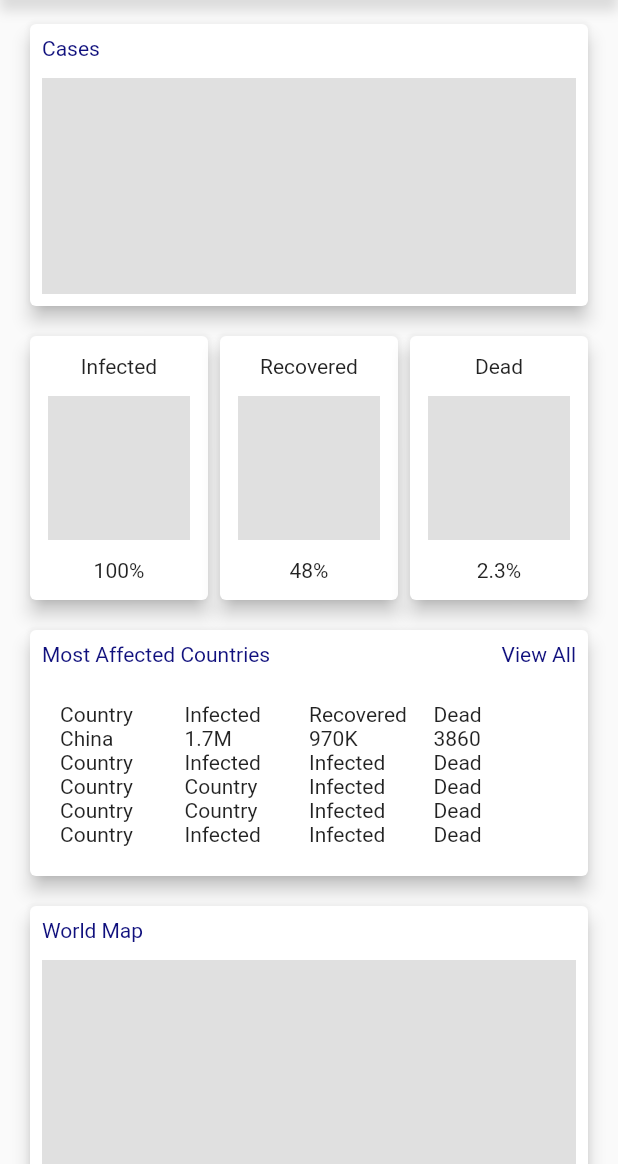
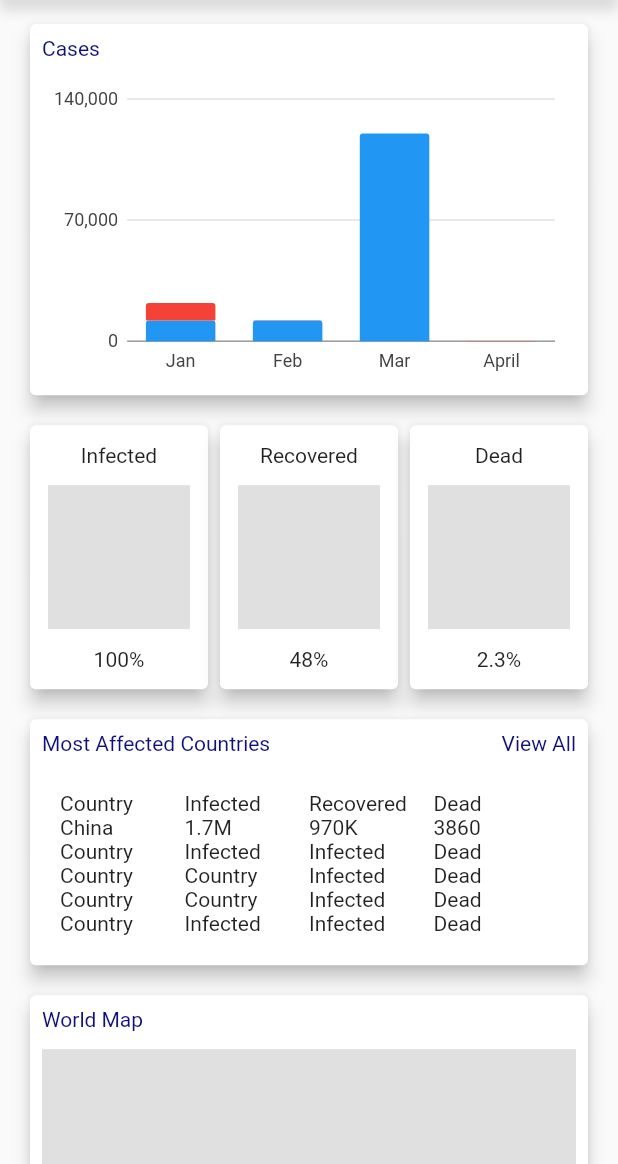
Before and after one commit to r0b0tt/covid19-app-flutter, a Flutter app: the screen it shows after launch, on a phone screen of 412 x 824 dp, the part 72-1236 px from its top. Run offline on Flutter 3.47's test engine with Material 2 defaults, Android fonts, the phone set to English and light mode, and no system bars; our stand-ins replace charts_flutter, flutter_icons.

Commit message:
feat/added a cases bar chart

```diff
--- /dev/null
+++ b/lib/cases_bar_chart.dart
@@ -0,0 +1,81 @@
+import 'package:flutter/material.dart';
+import 'package:charts_flutter/flutter.dart' as charts;
+
+class CasesBarChart extends StatelessWidget {
+  final List<charts.Series> seriesList;
+  final bool animate;
+
+  CasesBarChart(this.seriesList, {this.animate});
+
+  /// Creates a stacked [BarChart] with sample data and no transition.
+  factory CasesBarChart.withSampleData() {
+    return new CasesBarChart(
+      _createSampleData(),
+      // Disable animations for image tests.
+      animate: true,
+    );
+  }
+
+
+  @override
+  Widget build(BuildContext context) {
+    return new charts.BarChart(
+      seriesList,
+      animate: animate,
+      barGroupingType: charts.BarGroupingType.stacked,
+    );
+  }
+
+  /// Create series list with multiple series
+  static List<charts.Series<VirusData, String>> _createSampleData() {
+    final desktoppeopleData = [
+      new VirusData("Jan", 12000),
+      new VirusData("Feb", 12000),
+      new VirusData("Mar", 120000),
+      new VirusData("April", 0)
+    ];
+
+    final tablepeopleData = [
+      new VirusData('Jan', 10000),
+      new VirusData('Feb', 50),
+      new VirusData('Mar', 10),
+      new VirusData('April', 20),
+    ];
+
+    final mobilepeopleData = [
+      new VirusData('Jan', 10),
+      new VirusData('Feb', 15),
+      new VirusData('Mar', 50),
+      new VirusData('April', 45),
+    ];
+
+    return [
+      new charts.Series<VirusData, String>(
+        id: 'Desktop',
+        domainFn: (VirusData people, _) => people.month,
+        measureFn: (VirusData people, _) => people.people,
+        data: desktoppeopleData,
+      ),
+      new charts.Series<VirusData, String>(
+        id: 'Tablet',
+        domainFn: (VirusData people, _) => people.month,
+        measureFn: (VirusData people, _) => people.people,
+        data: tablepeopleData,
+      ),
+      new charts.Series<VirusData, String>(
+        id: 'Mobile',
+        domainFn: (VirusData people, _) => people.month,
+        measureFn: (VirusData people, _) => people.people,
+        data: mobilepeopleData,
+      ),
+    ];
+  }
+}
+
+/// Sample ordinal data type.
+class VirusData {
+  final String month;
+  final int people;
+
+  VirusData(this.month, this.people);
+}
--- a/lib/main.dart
+++ b/lib/main.dart
@@ -1,3 +1,4 @@
+import 'package:covid19/cases_bar_chart.dart';
 import 'package:covid19/resources/app_colors.dart';
 import 'package:flutter/material.dart';
 import 'package:flutter_icons/flutter_icons.dart';
@@ -66,6 +67,7 @@ class Home extends StatelessWidget {
                   ],
                 ),
               ),
+
               Container(
                 padding: EdgeInsets.symmetric(horizontal: 16),
                 child:  Card(
@@ -83,10 +85,13 @@ class Home extends StatelessWidget {
                             ),
                         ),
                         SizedBox(height: 12),
-                        Container(
-                          height: 144,
-                          color: Colors.black12,
-                        )
+                        AspectRatio(
+                            aspectRatio: 1.75,
+                            child: CasesBarChart.withSampleData(),
+
+                          ),
+
+
                       ],
                     )
                   )
--- a/lib/resources/app_colors.dart
+++ b/lib/resources/app_colors.dart
@@ -4,5 +4,4 @@ class AppColors {
   static const Color PRIMARY = Color.fromRGBO(161, 43, 43, 1);
   static const Color GREY = Color.fromRGBO(244, 244, 244, 1);
   static const Color BLUE = Color.fromRGBO(16, 16, 125, 1);
-
 }
--- a/pubspec.yaml
+++ b/pubspec.yaml
@@ -21,6 +21,7 @@ dependencies:
     sdk: flutter
 
   flutter_icons: ^1.0.0
+  charts_flutter: ^0.9.0
 
   # The following adds the Cupertino Icons font to your application.
   # Use with the CupertinoIcons class for iOS style icons.
```
Also changed, not shown: pubspec.lock.
